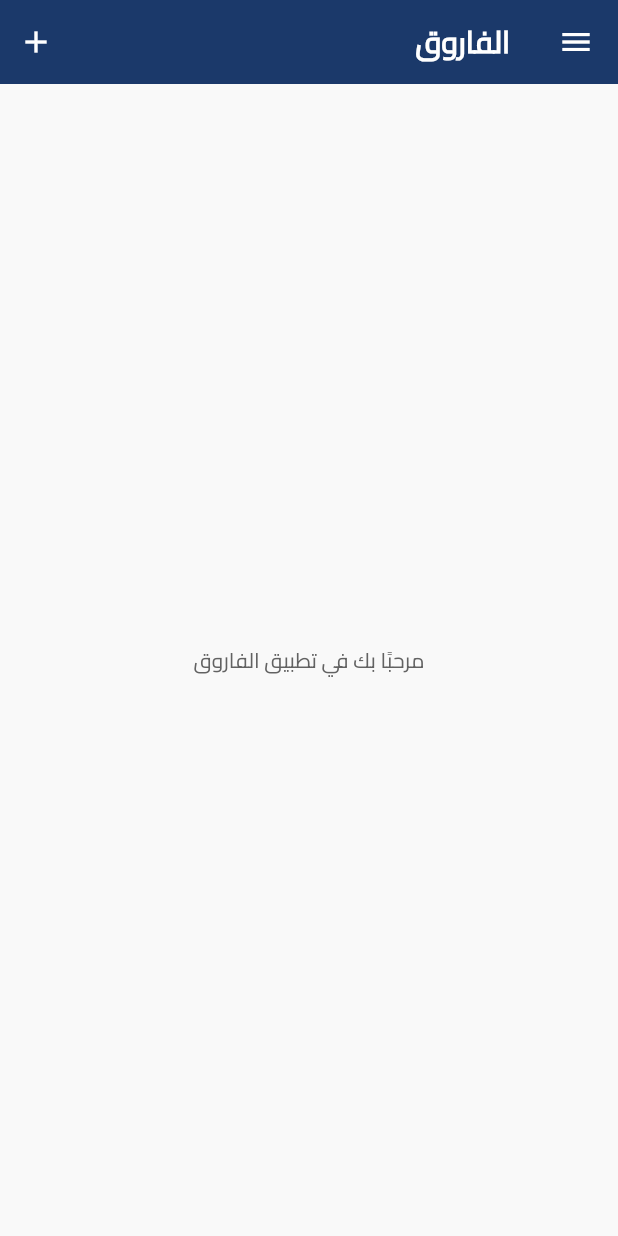
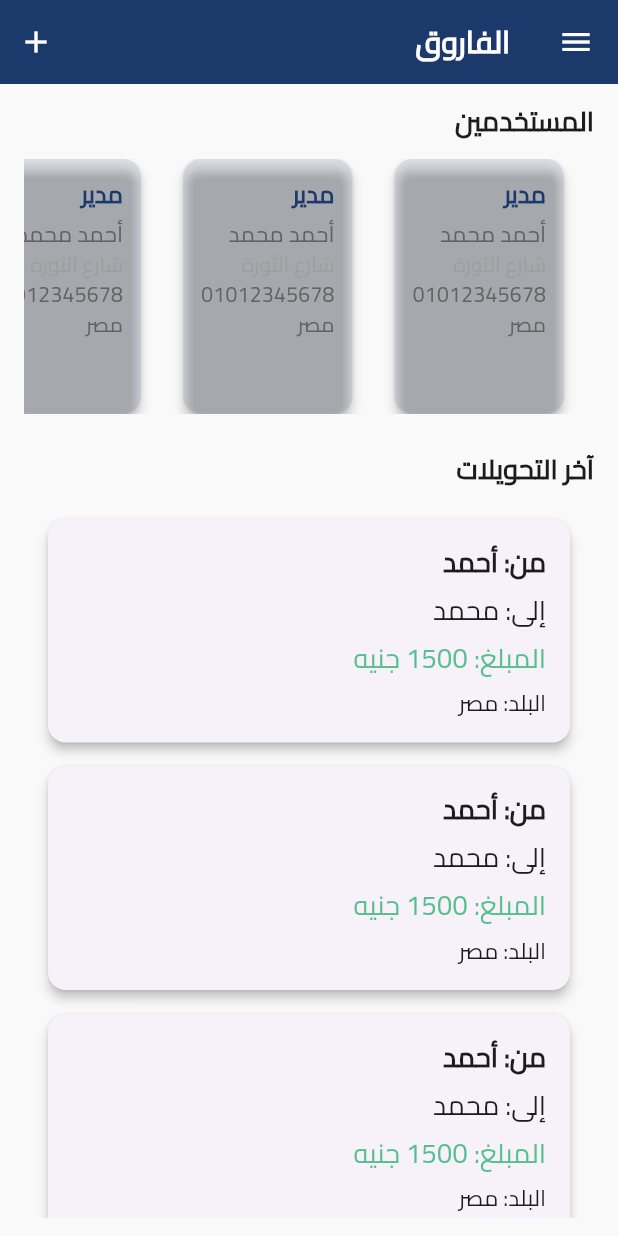
Before and after one commit to hatemelbadwy10/elfarouak-app, a Flutter app: the HomeView screen opened by its route, on a phone screen of 412 x 824 dp. Run offline on Flutter 3.47's test engine with Material 3 defaults, Android fonts, the phone set to English and light mode, and no system bars; our stand-ins replace dartz, dio, equatable, fluttertoast, get_it, pretty_dio_logger and 1 more; accounts and stored records are empty.

Commit message:
Add user_card.dart and transfer_card.dart in lists home_view.dart

```diff
--- a/lib/features/home_view/presentation/view/home_view.dart
+++ b/lib/features/home_view/presentation/view/home_view.dart
@@ -1,7 +1,10 @@
 import 'package:elfarouk_app/core/utils/app_colors.dart';
+import 'package:elfarouk_app/core/utils/styles.dart';
 import 'package:elfarouk_app/features/home_view/presentation/widgets/add_widget.dart';
 import 'package:elfarouk_app/features/home_view/presentation/widgets/drawer_widget.dart';
+import 'package:elfarouk_app/features/home_view/presentation/widgets/transfer_card.dart';
 import 'package:flutter/material.dart';
+import '../widgets/user_card.dart';
 
 class HomeView extends StatelessWidget {
   const HomeView({super.key});
@@ -10,15 +13,55 @@ class HomeView extends StatelessWidget {
   Widget build(BuildContext context) {
     return Scaffold(
       appBar: AppBar(
-        backgroundColor: AppColors.primary, // اللون الأزرق
-        title: const Text('الفاروق'), // اسم التطبيق
+        backgroundColor: AppColors.primary,
+        title: const Text('الفاروق'),
         actions: const [AddWidget()],
       ),
-      drawer: const Drawer(
-        child: DrawerWidget(),
-      ),
-      body: const Center(
-        child: Text('مرحبًا بك في تطبيق الفاروق'),
+      drawer: const Drawer(child: DrawerWidget()),
+      body: Padding(
+        padding: const EdgeInsets.symmetric(horizontal: 16.0, vertical: 12.0),
+        child: Column(
+          crossAxisAlignment: CrossAxisAlignment.start,
+          children: [
+            const Text('المستخدمين', style: Styles.text18SemiBold),
+            const SizedBox(height: 12),
+            SizedBox(
+              height: 170,
+              child: ListView.builder(
+                scrollDirection: Axis.horizontal,
+                itemCount: 5,
+                itemBuilder: (context, index) {
+                  return const Padding(
+                    padding: EdgeInsets.only(right: 12),
+                    child: UserCard(
+                      role: 'مدير',
+                      name: 'أحمد محمد',
+                      address: 'شارع الثورة',
+                      phone: '01012345678',
+                      country: 'مصر',
+                    ),
+                  );
+                },
+              ),
+            ),
+            const SizedBox(height: 24),
+            const Text('آخر التحويلات', style: Styles.text18SemiBold),
+            const SizedBox(height: 12),
+            Expanded(
+              child: ListView.builder(
+                itemCount: 5,
+                itemBuilder: (context, index) {
+                  return const TransferCard(
+                    from: 'أحمد',
+                    to: 'محمد',
+                    amount: '1500 جنيه',
+                    country: 'مصر',
+                  );
+                },
+              ),
+            ),
+          ],
+        ),
       ),
     );
   }
--- /dev/null
+++ b/lib/features/home_view/presentation/widgets/transfer_card.dart
@@ -0,0 +1,41 @@
+import 'package:flutter/material.dart';
+import 'package:elfarouk_app/core/utils/styles.dart';
+
+class TransferCard extends StatelessWidget {
+  final String from;
+  final String to;
+  final String amount;
+  final String country;
+
+  const TransferCard({
+    super.key,
+    required this.from,
+    required this.to,
+    required this.amount,
+    required this.country,
+  });
+
+  @override
+  Widget build(BuildContext context) {
+    return Card(
+      margin: const EdgeInsets.symmetric(horizontal: 16, vertical: 8),
+      shape: RoundedRectangleBorder(borderRadius: BorderRadius.circular(12)),
+      elevation: 3,
+      child: Padding(
+        padding: const EdgeInsets.all(16),
+        child: Column(
+          crossAxisAlignment: CrossAxisAlignment.start,
+          children: [
+            Text("من: $from", style: Styles.text18SemiBold),
+            const SizedBox(height: 6),
+            Text("إلى: $to", style: Styles.text18),
+            const SizedBox(height: 6),
+            Text("المبلغ: $amount", style: Styles.text18Accent),
+            const SizedBox(height: 6),
+            Text("البلد: $country", style: Styles.text15),
+          ],
+        ),
+      ),
+    );
+  }
+}
--- /dev/null
+++ b/lib/features/home_view/presentation/widgets/user_card.dart
@@ -0,0 +1,47 @@
+import 'package:flutter/material.dart';
+import 'package:elfarouk_app/core/utils/app_colors.dart';
+
+class UserCard extends StatelessWidget {
+  final String role;
+  final String name;
+  final String address;
+  final String phone;
+  final String country;
+
+  const UserCard({
+    super.key,
+    required this.role,
+    required this.name,
+    required this.address,
+    required this.phone,
+    required this.country,
+  });
+
+  @override
+  Widget build(BuildContext context) {
+    return Card(
+      color: AppColors.primary.withOpacity(0.1),
+      shape: RoundedRectangleBorder(borderRadius: BorderRadius.circular(12)),
+      elevation: 3,
+      margin: const EdgeInsets.symmetric(horizontal: 8),
+      child: Padding(
+        padding: const EdgeInsets.all(12.0),
+        child: Column(
+          crossAxisAlignment: CrossAxisAlignment.start,
+          children: [
+            Text(role,
+                style: const TextStyle(
+                    color: AppColors.primary,
+                    fontWeight: FontWeight.bold,
+                    fontSize: 16)),
+            const SizedBox(height: 4),
+            Text(name, style: const TextStyle(fontSize: 15)),
+            Text(address, style: const TextStyle(fontSize: 14, color: Colors.grey)),
+            Text(phone, style: const TextStyle(fontSize: 14)),
+            Text(country, style: const TextStyle(fontSize: 14)),
+          ],
+        ),
+      ),
+    );
+  }
+}
```
